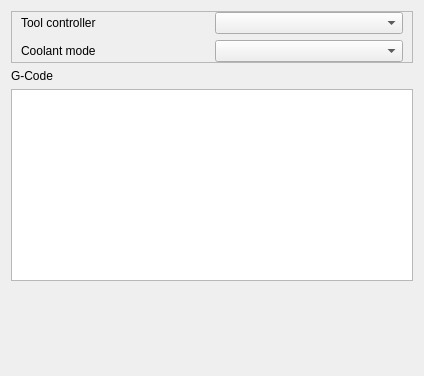
southseact-3d/fcd, file src/Mod/CAM/Gui/Resources/panels/PageOpCustomEdit.ui: the form before one commit.
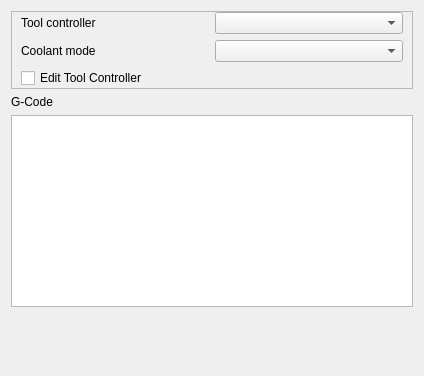
The form after the commit.

Commit message: [CAM] Add UI elements for viewing and editing tool controller parameters from within the operation edit UI (#23180)

The edit to the form file:
```diff
--- a/src/Mod/CAM/Gui/Resources/panels/PageOpCustomEdit.ui
+++ b/src/Mod/CAM/Gui/Resources/panels/PageOpCustomEdit.ui
@@ -53,6 +53,13 @@
       <item row="1" column="1">
        <widget class="QComboBox" name="coolantController"/>
       </item>
+      <item row="2" column="0" colspan="2">
+       <widget class="QCheckBox" name="editToolController">
+        <property name="text">
+         <string>Edit Tool Controller</string>
+        </property>
+       </widget>
+      </item>
      </layout>
     </widget>
    </item>
```
The commit also changes 26 other files.
